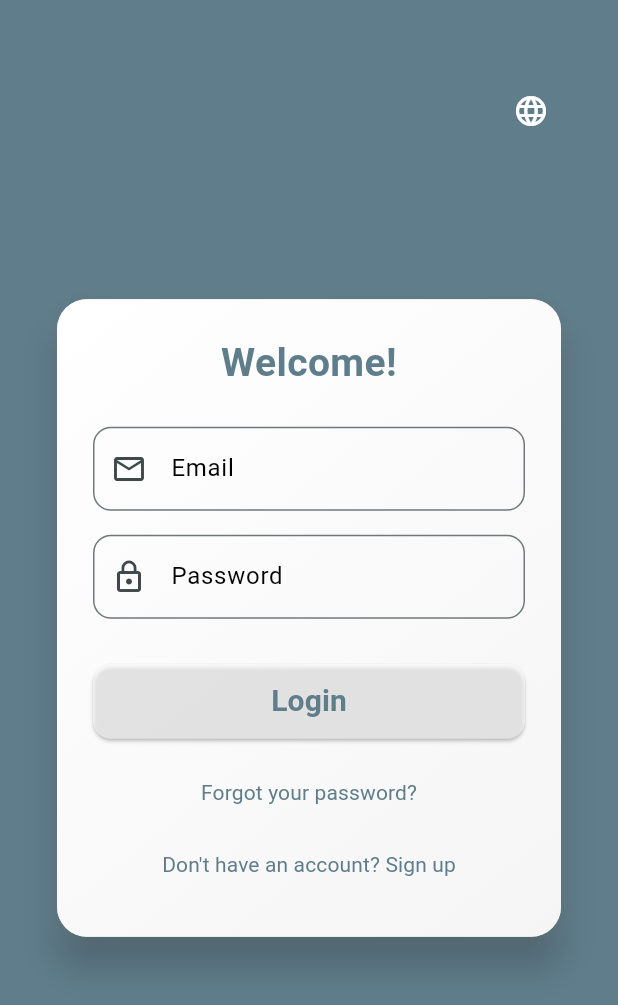
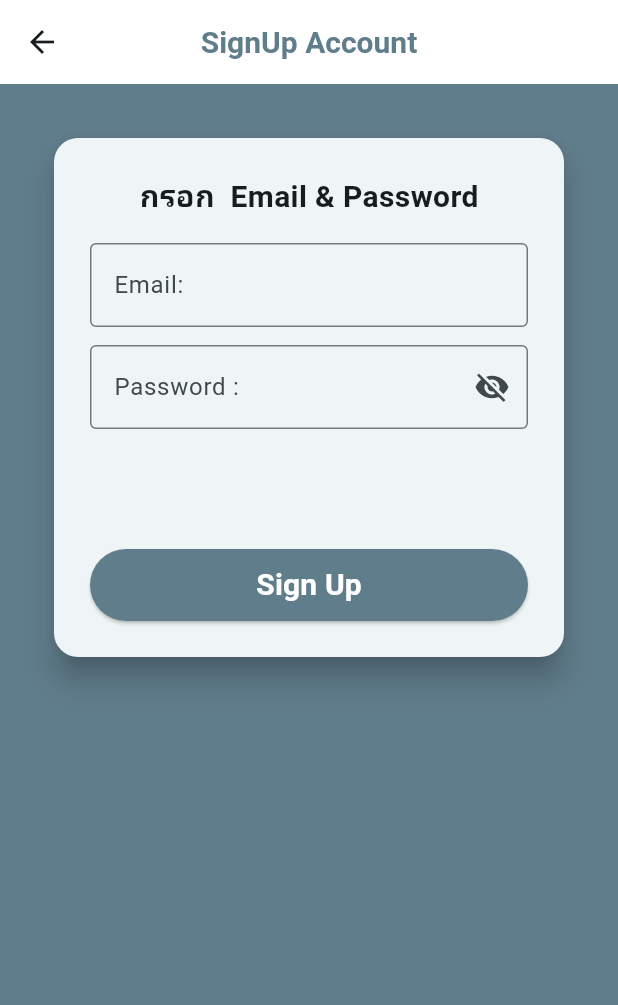
Before and after one commit to ThanakharnS/authen-FCS, a Flutter app: the screen it shows after launch, after a tap on "Don't have an account? Sign up", on a phone screen of 412 x 824 dp. Shown: the top 1005 px of the screen. Run offline on Flutter 3.47's test engine with Material 3 defaults, Android fonts, the light colour scheme and no system bars; our stand-ins replace easy_localization, firebase_auth, firebase_core, fluttertoast, google_fonts; accounts and stored records are empty; network calls fail; Roboto replaces fonts that are missing (Kanit).

Commit message:
create account page and edit forgot password

```diff
--- a/lib/Page_ui/login_page.dart
+++ b/lib/Page_ui/login_page.dart
@@ -3,7 +3,9 @@ import 'package:easy_localization/easy_localization.dart';
 import 'package:flutter/material.dart';
 import 'package:provider/provider.dart';
 import 'package:verify_identity/Page_ui/forgot_password_page.dart';
+import 'package:verify_identity/Page_ui/signup_page.dart';
 import 'package:verify_identity/Provider/login_provider.dart';
+import 'package:verify_identity/Provider/signup_provider.dart';
 import 'home_page.dart';
 import 'package:google_fonts/google_fonts.dart';
 
@@ -97,7 +99,6 @@ class LoginPage extends StatefulWidget{
            ),
          ),
 
-         // เนื้อหา login card อยู่ตรงกลาง
          Center(
            child: SingleChildScrollView(
              padding: const EdgeInsets.symmetric(horizontal: 24.0),
@@ -222,7 +223,10 @@ class LoginPage extends StatefulWidget{
                      ),
                      TextButton(
                        onPressed: () {
-                         // ไปหน้าสมัครสมาชิก
+                         Navigator.push(
+                           context,
+                           MaterialPageRoute(builder: (context) => const SignUpPage()),
+                         );
                        },
                        child: Text(
                            'sign_up'.tr(),
@@ -239,6 +243,23 @@ class LoginPage extends StatefulWidget{
              ),
            ),
          ),
+
+         Positioned(
+           bottom: 20,
+           left: 0,
+           right: 0,
+           child: Text(
+             'Version App : 1.0.0',
+             textAlign: TextAlign.center,
+             style: TextStyle(
+               fontSize: 16,
+               fontWeight: FontWeight.bold,
+               color: Colors.white,
+             ),
+           ),
+         ),
+
+
        ],
      );
    }
--- /dev/null
+++ b/lib/Page_ui/signup_page.dart
@@ -0,0 +1,140 @@
+
+
+
+import 'package:flutter/cupertino.dart';
+import 'package:flutter/material.dart';
+import 'package:google_fonts/google_fonts.dart';
+import 'package:provider/provider.dart';
+
+import '../Provider/signup_provider.dart';
+
+class SignUpPage extends StatefulWidget{
+  const SignUpPage({super.key});
+
+  @override
+  _SignUpPageState createState() => _SignUpPageState();
+}
+
+
+class _SignUpPageState extends State<SignUpPage> {
+
+  @override
+  Widget build(BuildContext context) {
+    final provider = Provider.of<SignUpPageProvider>(context);
+
+    return Scaffold(
+      backgroundColor: Colors.blueGrey,
+      appBar: AppBar(
+        backgroundColor: Colors.white,
+        centerTitle: true,
+        title: Text(
+          'SignUp Account',
+          style: GoogleFonts.kanit(
+            fontSize: 20,
+            fontWeight: FontWeight.bold,
+            color: Colors.blueGrey,
+          ),
+        ),
+      ),
+
+      body: Padding(
+        padding: const EdgeInsets.all(16.0),
+        child: Card(
+          margin: const EdgeInsets.all(20),
+          shape: RoundedRectangleBorder(borderRadius: BorderRadius.circular(16)),
+          elevation: 8,
+          child: Padding(
+            padding: const EdgeInsets.all(24),
+            child: Column(
+              mainAxisSize: MainAxisSize.min,
+              children: [
+                Text(
+                  'กรอก  Email & Password',
+                  style: GoogleFonts.kanit(fontSize: 20, fontWeight: FontWeight.bold),
+                ),
+                const SizedBox(height: 16),
+
+                // Email field
+                TextField(
+                  controller: provider.emailController,
+                  decoration: InputDecoration(
+                    labelText: 'Email:',
+                    border: OutlineInputBorder(),
+                  ),
+                ),
+
+                const SizedBox(height: 12),
+
+                TextField(
+                  controller: provider.passwordController,
+                  obscureText: provider.isNewPasswordObscured,
+                  decoration: InputDecoration(
+                    labelText: 'Password :',
+                    border: const OutlineInputBorder(),
+                    suffixIcon: IconButton(
+                      icon: Icon(
+                        provider.isNewPasswordObscured
+                            ? Icons.visibility_off
+                            : Icons.visibility,
+                      ),
+                      onPressed: provider.toggleNewPasswordVisibility,
+                    ),
+                  ),
+                ),
+
+                const SizedBox(height: 80),
+
+                ElevatedButton(
+                  onPressed: () async {
+                    final email = provider.emailController.text.trim();
+                    final password = provider.passwordController.text.trim();
+
+                    if(email.isEmpty || password.isEmpty ){
+                      ScaffoldMessenger.of(context).showSnackBar(
+                        SnackBar(content: Text('กรุณากรอกอีเมลและรหัสผ่าน')),
+                      );
+                      return;
+                    }
+
+                    final success = await provider.signUp(email, password);
+
+                    if (success) {
+                      provider.emailController.clear();
+                      provider.passwordController.clear();
+                      ScaffoldMessenger.of(context).showSnackBar(
+                        SnackBar(content: Text('สร้างบัญชีสำเร็จ')),
+                      );
+                    } else {
+                      ScaffoldMessenger.of(context).showSnackBar(
+                        SnackBar(content: Text(provider.error ?? 'สมัครไม่สำเร็จ')),
+                      );
+                    }
+                  },
+                  style: ElevatedButton.styleFrom(
+                    backgroundColor: Colors.blueGrey,
+                    minimumSize: const Size.fromHeight(48),
+                  ),
+                  child: Text(
+                    'Sign Up',
+                    style: GoogleFonts.kanit(
+                      fontSize: 20,
+                      fontWeight: FontWeight.bold,
+                      color: Colors.white,
+                    ),
+                  ),
+                ),
+              ],
+            ),
+          ),
+        ),
+      ),
+
+
+
+
+
+
+    );
+  }
+
+}
--- /dev/null
+++ b/lib/Provider/signup_provider.dart
@@ -0,0 +1,62 @@
+
+
+
+import 'package:firebase_auth/firebase_auth.dart';
+import 'package:flutter/material.dart';
+
+class SignUpPageProvider extends ChangeNotifier {
+
+  final emailController = TextEditingController();
+  final passwordController = TextEditingController();
+
+  bool isNewPasswordObscured = true;
+  bool isConfirmPasswordObscured = true;
+
+  String? error;
+
+
+  void toggleNewPasswordVisibility() {
+    isNewPasswordObscured = !isNewPasswordObscured;
+    notifyListeners();
+  }
+
+  void toggleConfirmPasswordVisibility() {
+    isConfirmPasswordObscured = !isConfirmPasswordObscured;
+    notifyListeners();
+  }
+
+  Future<bool> signUp(String email, String password) async {
+    try {
+      UserCredential userCredential = await FirebaseAuth.instance
+          .createUserWithEmailAndPassword(email: email, password: password);
+
+      print("สมัครสมาชิกสำเร็จ: ${userCredential.user?.uid}");
+      error = null;
+      return true;
+    } on FirebaseAuthException catch (e) {
+      // ตรวจรหัสข้อผิดพลาด
+      if (e.code == 'email-already-in-use') {
+        error = 'อีเมลนี้ถูกใช้ไปแล้ว';
+      } else if (e.code == 'invalid-email') {
+        error = 'อีเมลไม่ถูกต้อง';
+      } else if (e.code == 'weak-password') {
+        error = 'รหัสผ่านต้องมีอย่างน้อย 6 ตัวอักษร';
+      } else {
+        error = 'เกิดข้อผิดพลาด: ${e.message}';
+      }
+      return false;
+    } catch (e) {
+      error = 'เกิดข้อผิดพลาดบางอย่าง';
+      return false;
+    }
+  }
+
+
+
+
+
+
+
+
+
+}
--- a/lib/main.dart
+++ b/lib/main.dart
@@ -5,6 +5,7 @@ import 'package:provider/provider.dart';
 import 'package:verify_identity/Page_ui/login_page.dart';
 import 'package:verify_identity/Provider/home_provider.dart';
 import 'package:verify_identity/Provider/login_provider.dart';
+import 'package:verify_identity/Provider/signup_provider.dart';
 import 'package:verify_identity/Provider/splash_creen_provider.dart';
 
 import 'Provider/forgot_password_provider.dart';
@@ -33,6 +34,7 @@ void main() async {
           ChangeNotifierProvider(create: (_) => HomePageProvider()),
           ChangeNotifierProvider(create: (_) => MenuProfileProvider()),
           ChangeNotifierProvider(create: (_) => ForgotPasswordPageProvider()),
+          ChangeNotifierProvider(create: (_) => SignUpPageProvider()),
 
         ],
         child: const MyApp(),
```
Also changed, not shown: lib/Page_ui/forgot_password_page.dart (+21 -65 lines), lib/Provider/forgot_password_provider.dart (+5 -36 lines).
